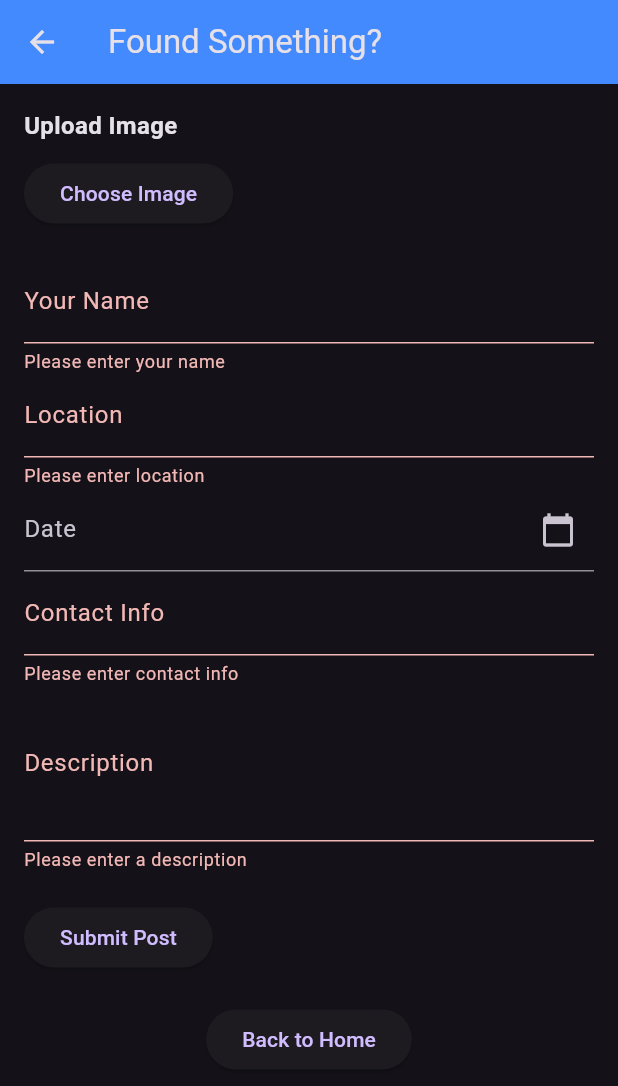
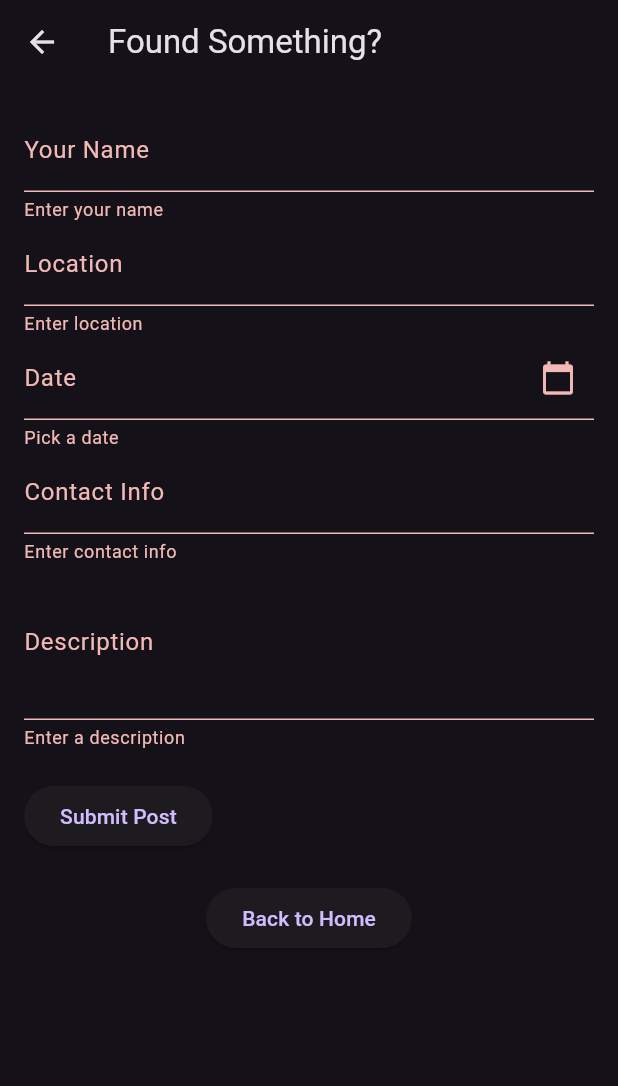
Before and after one commit to AbdullahAlNoman20/DaffoFind, a Flutter app: the FindPage screen opened by its route, after a tap on "Submit Post", on a phone screen of 412 x 824 dp. Shown: the top 1086 px of the screen. Run offline on Flutter 3.47's test engine with Material 3 defaults, Android fonts, the phone set to English and light mode, and no system bars; our stand-ins replace cloud_firestore, firebase_auth, firebase_core; accounts and stored records are empty.

Commit message:
Update Lost and Find Page

```diff
--- a/lib/pages/FindPage.dart
+++ b/lib/pages/FindPage.dart
@@ -1,3 +1,4 @@
+import 'package:cloud_firestore/cloud_firestore.dart';
 import 'package:flutter/material.dart';
 import 'package:intl/intl.dart';
 
@@ -15,14 +16,42 @@ class _FindPageState extends State<FindPage> {
   final TextEditingController _dateController = TextEditingController();
   final TextEditingController _contactController = TextEditingController();
   final TextEditingController _descriptionController = TextEditingController();
+  bool _isLoading = false;
+
+  Future<void> _uploadData() async {
+    if (!_formKey.currentState!.validate()) return;
+
+    setState(() => _isLoading = true);
+
+    Map<String, dynamic> postData = {
+      "name": _nameController.text,
+      "location": _locationController.text,
+      "date": _dateController.text,
+      "contact": _contactController.text,
+      "description": _descriptionController.text,
+      "timestamp": FieldValue.serverTimestamp(),
+    };
+
+    await FirebaseFirestore.instance.collection("find_posts").add(postData);
+
+    ScaffoldMessenger.of(context).showSnackBar(
+      const SnackBar(content: Text("Post Submitted Successfully!")),
+    );
+
+    _formKey.currentState!.reset();
+    _nameController.clear();
+    _locationController.clear();
+    _dateController.clear();
+    _contactController.clear();
+    _descriptionController.clear();
+
+    setState(() => _isLoading = false);
+  }
 
   @override
   Widget build(BuildContext context) {
     return Scaffold(
-      appBar: AppBar(
-        title: const Text("Found Something?"),
-        backgroundColor: Colors.blueAccent,
-      ),
+      appBar: AppBar(title: const Text("Found Something?")),
       body: Padding(
         padding: const EdgeInsets.all(16.0),
         child: Form(
@@ -31,22 +60,17 @@ class _FindPageState extends State<FindPage> {
             child: Column(
               crossAxisAlignment: CrossAxisAlignment.start,
               children: [
-                const Text("Upload Image", style: TextStyle(fontSize: 16, fontWeight: FontWeight.bold)),
-                const SizedBox(height: 10),
-                ElevatedButton(
-                  onPressed: () {},
-                  child: const Text("Choose Image"),
-                ),
-                const SizedBox(height: 20),
                 TextFormField(
                   controller: _nameController,
                   decoration: const InputDecoration(labelText: "Your Name"),
-                  validator: (value) => value!.isEmpty ? "Please enter your name" : null,
+                  validator: (value) =>
+                      value!.isEmpty ? "Enter your name" : null,
                 ),
                 TextFormField(
                   controller: _locationController,
                   decoration: const InputDecoration(labelText: "Location"),
-                  validator: (value) => value!.isEmpty ? "Please enter location" : null,
+                  validator: (value) =>
+                      value!.isEmpty ? "Enter location" : null,
                 ),
                 TextFormField(
                   controller: _dateController,
@@ -64,33 +88,33 @@ class _FindPageState extends State<FindPage> {
                     );
                     if (pickedDate != null) {
                       setState(() {
-                        _dateController.text = DateFormat('yyyy-MM-dd').format(pickedDate);
+                        _dateController.text =
+                            DateFormat('yyyy-MM-dd').format(pickedDate);
                       });
                     }
                   },
+                  validator: (value) => value!.isEmpty ? "Pick a date" : null,
                 ),
                 TextFormField(
                   controller: _contactController,
                   decoration: const InputDecoration(labelText: "Contact Info"),
-                  validator: (value) => value!.isEmpty ? "Please enter contact info" : null,
+                  validator: (value) =>
+                      value!.isEmpty ? "Enter contact info" : null,
                 ),
                 TextFormField(
                   controller: _descriptionController,
                   decoration: const InputDecoration(labelText: "Description"),
                   maxLines: 3,
-                  validator: (value) => value!.isEmpty ? "Please enter a description" : null,
+                  validator: (value) =>
+                      value!.isEmpty ? "Enter a description" : null,
                 ),
                 const SizedBox(height: 20),
-                ElevatedButton(
-                  onPressed: () {
-                    if (_formKey.currentState!.validate()) {
-                      ScaffoldMessenger.of(context).showSnackBar(
-                        const SnackBar(content: Text("Post Submitted Successfully!")),
-                      );
-                    }
-                  },
-                  child: const Text("Submit Post"),
-                ),
+                _isLoading
+                    ? const Center(child: CircularProgressIndicator())
+                    : ElevatedButton(
+                        onPressed: _uploadData,
+                        child: const Text("Submit Post"),
+                      ),
                 const SizedBox(height: 20),
                 Center(
                   child: ElevatedButton(
```
Also changed, not shown: lib/pages/LostPage.dart (+37 -26 lines).
